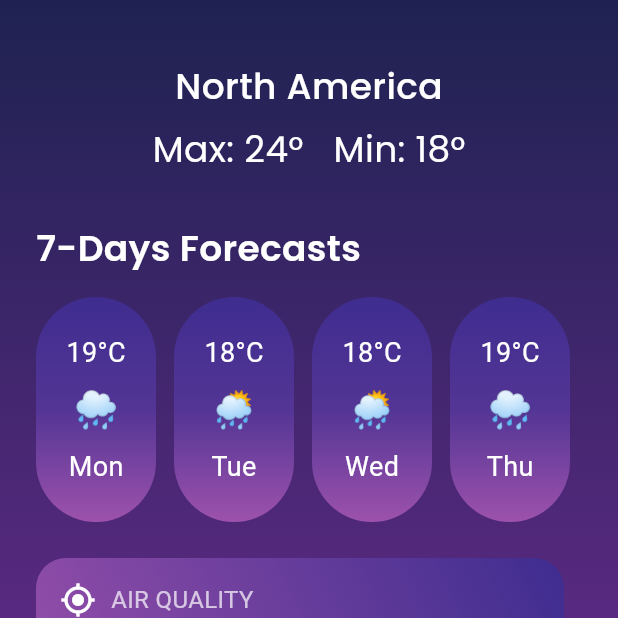
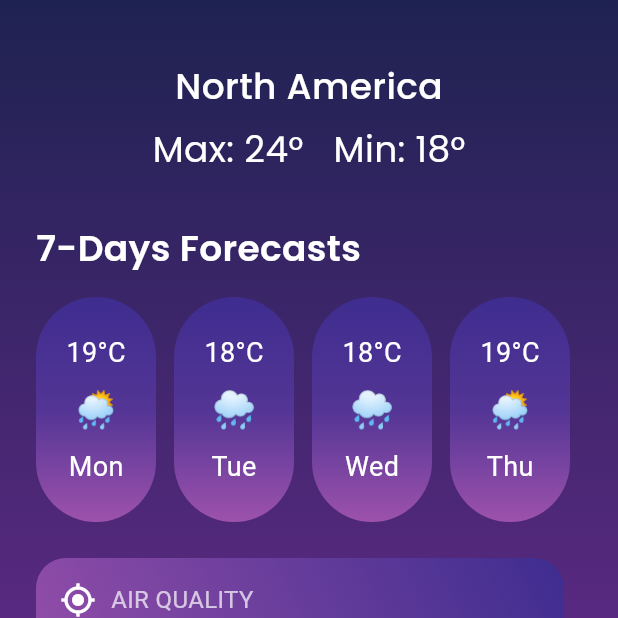
Before and after one commit to shahnewazIbrahim/interactiveAssignments, a Flutter app: the ForecastScreen screen opened directly, on a phone screen of 412 x 824 dp, the top half of it. Run offline on Flutter 3.47's test engine with Material 3 defaults, Android fonts, the light colour scheme and no system bars; our stand-ins replace google_fonts.

Commit message:
forecast page modification

```diff
--- a/flutter/weather_app/lib/screens/forecast_screen.dart
+++ b/flutter/weather_app/lib/screens/forecast_screen.dart
@@ -60,10 +60,10 @@ class ForecastScreen extends StatelessWidget {
                   child: ListView(
                     scrollDirection: Axis.horizontal,
                     children: const [
-                      ForecastCard(day: "Mon", temp: "19°C", icon: '🌧️'),
-                      ForecastCard(day: "Tue", temp: "18°C", icon: '🌦️'),
-                      ForecastCard(day: "Wed", temp: "18°C", icon: '🌦️'),
-                      ForecastCard(day: "Thu", temp: "19°C", icon: '🌧️'),
+                      ForecastCard(day: "Mon", temp: "19°C", icon: '🌦️'),
+                      ForecastCard(day: "Tue", temp: "18°C", icon: '🌧️'),
+                      ForecastCard(day: "Wed", temp: "18°C", icon: '🌧️'),
+                      ForecastCard(day: "Thu", temp: "19°C", icon: '🌦️'),
                     ],
                   ),
                 ),
```
